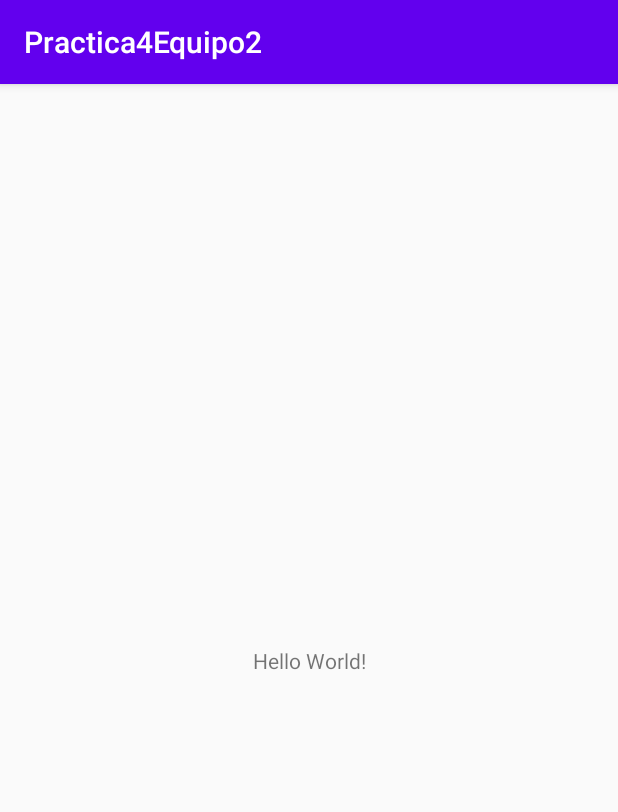
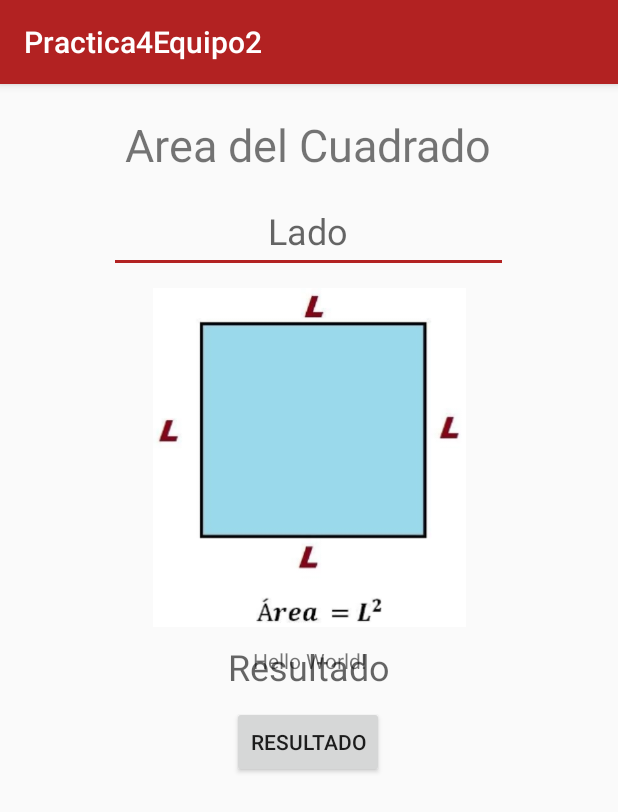
Before and after one commit to edwincubillos24/Practica4Equipo2, an Android app: the screen it shows after launch (MainActivity), on a phone screen of 412 x 824 dp. Shown: the top 812 px of the screen. Run offline under Robolectric (Android 15) with nearby library versions, the phone set to English and light mode, and no system bars.

Commit message:
se hizo el area del cuadrado

```diff
--- a/app/build.gradle
+++ b/app/build.gradle
@@ -30,6 +30,7 @@ dependencies {
     implementation 'androidx.core:core-ktx:1.3.0'
     implementation 'androidx.appcompat:appcompat:1.1.0'
     implementation 'androidx.constraintlayout:constraintlayout:1.1.3'
+    implementation 'androidx.legacy:legacy-support-v4:1.0.0'
     testImplementation 'junit:junit:4.12'
     androidTestImplementation 'androidx.test.ext:junit:1.1.1'
     androidTestImplementation 'androidx.test.espresso:espresso-core:3.2.0'
--- /dev/null
+++ b/app/src/main/java/com/example/practica4equipo2/CuadradoFragment.kt
@@ -0,0 +1,36 @@
+package com.example.practica4equipo2
+import android.os.Bundle
+import android.util.Log
+import androidx.fragment.app.Fragment
+import android.view.LayoutInflater
+import android.view.View
+import android.view.ViewGroup
+import android.widget.Button
+import android.widget.Toast
+import kotlinx.android.synthetic.main.fragment_cuadrado.*
+class CuadradoFragment : Fragment() {
+
+    override fun onCreateView(
+        inflater: LayoutInflater, container: ViewGroup?,
+        savedInstanceState: Bundle?
+
+    ): View? {
+        // Inflate the layout for this fragment
+        return inflater.inflate(R.layout.fragment_cuadrado, container, false)
+    }
+
+    override fun onViewCreated(view: View, savedInstanceState: Bundle?) {
+        super.onViewCreated(view, savedInstanceState)
+        Log.d("ole", "sdgdfgdf")
+        view.findViewById<Button>(R.id.bt_resultado).setOnClickListener {
+            Log.d("ole", "sdgdfgdf")
+            if(et_lado.text.isNullOrEmpty()) {
+                Toast.makeText(context, "Ingrese un valor", Toast.LENGTH_SHORT).show()
+            }else {
+                var lado = et_lado.text.toString().toFloat()
+                tv_respuesta.text = (lado * lado).toString()
+                Log.d("ole", "$lado")
+            }
+        }
+    }
+}
--- a/app/src/main/java/com/example/practica4equipo2/MainActivity.kt
+++ b/app/src/main/java/com/example/practica4equipo2/MainActivity.kt
@@ -2,6 +2,9 @@ package com.example.practica4equipo2
 
 import androidx.appcompat.app.AppCompatActivity
 import android.os.Bundle
+import android.util.Log
+import android.widget.Toast
+import kotlinx.android.synthetic.main.fragment_cuadrado.*
 
 class MainActivity : AppCompatActivity() {
     override fun onCreate(savedInstanceState: Bundle?) {
--- a/app/src/main/res/layout/activity_main.xml
+++ b/app/src/main/res/layout/activity_main.xml
@@ -1,5 +1,6 @@
 <?xml version="1.0" encoding="utf-8"?>
-<androidx.constraintlayout.widget.ConstraintLayout xmlns:android="http://schemas.android.com/apk/res/android"
+<androidx.constraintlayout.widget.ConstraintLayout
+    xmlns:android="http://schemas.android.com/apk/res/android"
     xmlns:app="http://schemas.android.com/apk/res-auto"
     xmlns:tools="http://schemas.android.com/tools"
     android:layout_width="match_parent"
@@ -15,4 +16,11 @@
         app:layout_constraintRight_toRightOf="parent"
         app:layout_constraintTop_toTopOf="parent" />
 
+    <fragment
+        android:id="@+id/details_fragment"
+        class="com.example.practica4equipo2.CuadradoFragment"
+        android:layout_width="match_parent"
+        android:layout_height="match_parent"
+        tools:layout="@layout/fragment_cuadrado"/>
+
 </androidx.constraintlayout.widget.ConstraintLayout>
--- /dev/null
+++ b/app/src/main/res/layout/fragment_cuadrado.xml
@@ -0,0 +1,70 @@
+<?xml version="1.0" encoding="utf-8"?>
+<androidx.constraintlayout.widget.ConstraintLayout
+    xmlns:android="http://schemas.android.com/apk/res/android"
+    xmlns:app="http://schemas.android.com/apk/res-auto"
+    xmlns:tools="http://schemas.android.com/tools"
+    android:layout_width="match_parent"
+    android:layout_height="match_parent"
+    tools:context=".CuadradoFragment" >
+
+    <TextView
+        android:id="@+id/tv_titulo"
+        android:layout_width="wrap_content"
+        android:layout_height="wrap_content"
+        android:layout_marginTop="20dp"
+        android:text="Area del Cuadrado"
+        android:textSize="30sp"
+        app:layout_constraintEnd_toEndOf="parent"
+        app:layout_constraintHorizontal_bias="0.496"
+        app:layout_constraintStart_toStartOf="parent"
+        app:layout_constraintTop_toTopOf="parent" />
+
+    <EditText
+        android:id="@+id/et_lado"
+        android:layout_width="266dp"
+        android:layout_height="55dp"
+        android:layout_marginTop="10dp"
+        android:ems="10"
+        android:gravity="center"
+        android:hint="Lado"
+        android:inputType="numberDecimal"
+        android:textSize="24sp"
+        app:layout_constraintEnd_toEndOf="parent"
+        app:layout_constraintHorizontal_bias="0.497"
+        app:layout_constraintStart_toStartOf="parent"
+        app:layout_constraintTop_toBottomOf="@+id/tv_titulo" />
+
+    <TextView
+        android:id="@+id/tv_respuesta"
+        android:layout_width="wrap_content"
+        android:layout_height="wrap_content"
+        android:layout_marginTop="10dp"
+        android:gravity="center"
+        android:hint="Resultado"
+        android:textSize="24sp"
+        app:layout_constraintEnd_toEndOf="parent"
+        app:layout_constraintStart_toStartOf="parent"
+        app:layout_constraintTop_toBottomOf="@+id/imageView" />
+
+    <Button
+        android:id="@+id/bt_resultado"
+        android:layout_width="wrap_content"
+        android:layout_height="wrap_content"
+        android:layout_marginTop="10dp"
+        android:text="Resultado"
+        app:layout_constraintEnd_toEndOf="parent"
+        app:layout_constraintHorizontal_bias="0.498"
+        app:layout_constraintStart_toStartOf="parent"
+        app:layout_constraintTop_toBottomOf="@+id/tv_respuesta" />
+
+    <ImageView
+        android:id="@+id/imageView"
+        android:layout_width="215dp"
+        android:layout_height="226dp"
+        android:layout_marginTop="10dp"
+        android:src="@drawable/cuadrado"
+        app:layout_constraintEnd_toEndOf="parent"
+        app:layout_constraintStart_toStartOf="parent"
+        app:layout_constraintTop_toBottomOf="@+id/et_lado" />
+
+</androidx.constraintlayout.widget.ConstraintLayout>
--- a/app/src/main/res/values/strings.xml
+++ b/app/src/main/res/values/strings.xml
@@ -1,3 +1,5 @@
 <resources>
     <string name="app_name">Practica4Equipo2</string>
+    <!-- TODO: Remove or change this placeholder text -->
+    <string name="hello_blank_fragment">Hello blank fragment</string>
 </resources>
--- a/app/src/main/res/values/styles.xml
+++ b/app/src/main/res/values/styles.xml
@@ -2,9 +2,9 @@
     <!-- Base application theme. -->
     <style name="AppTheme" parent="Theme.AppCompat.Light.DarkActionBar">
         <!-- Customize your theme here. -->
-        <item name="colorPrimary">@color/colorPrimary</item>
-        <item name="colorPrimaryDark">@color/colorPrimaryDark</item>
-        <item name="colorAccent">@color/colorAccent</item>
+        <item name="colorPrimary">#b22222</item>
+        <item name="colorPrimaryDark">#b22222</item>
+        <item name="colorAccent">#b22222</item>
     </style>
 
 </resources>
```
Also changed, not shown: app/src/main/res/drawable/cuadrado.png (added).
